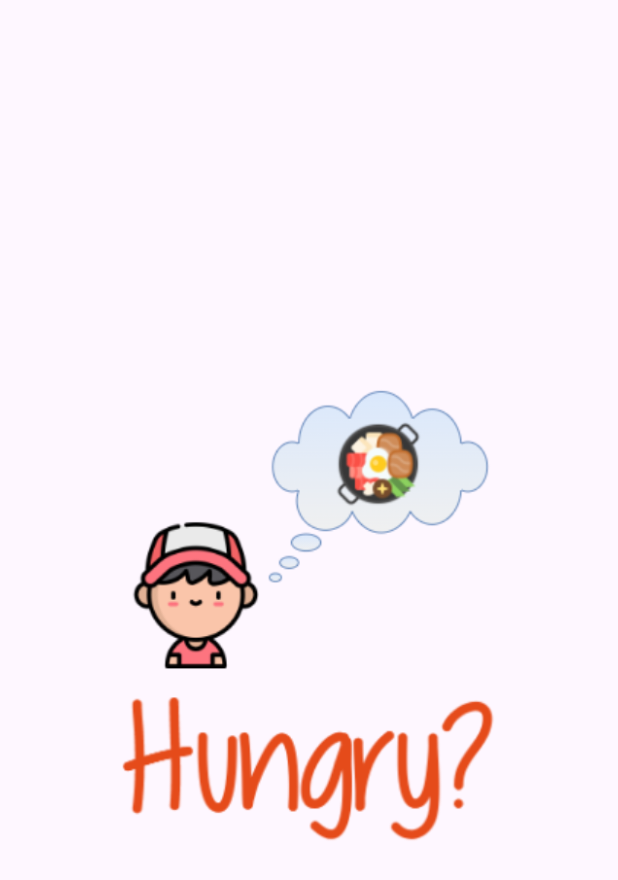
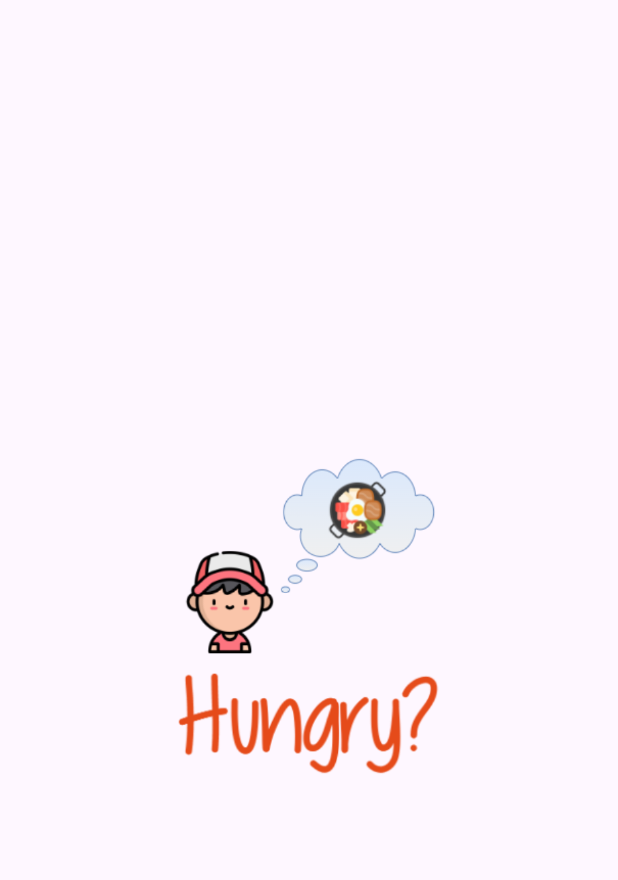
Before and after one commit to cristinamiu/RecipesApp, an Android app built with Jetpack Compose: the composable RecipesApp shown on its own in the app's theme, on a phone screen of 412 x 824 dp. Shown: the top 880 px of the screen. Run offline under Robolectric (Android 15) with nearby library versions, the phone set to English and light mode, and no system bars; our stand-ins replace Dagger/Hilt's generated code.

Commit message:
Setup Navigation: Add animation to Splash Screen and navigate to MainScreen after 1 second

```diff
--- a/app/src/main/java/com/example/recipesapp/navigation/RecipesNavigation.kt
+++ b/app/src/main/java/com/example/recipesapp/navigation/RecipesNavigation.kt
@@ -4,6 +4,7 @@ import androidx.compose.runtime.Composable
 import androidx.navigation.compose.NavHost
 import androidx.navigation.compose.composable
 import androidx.navigation.compose.rememberNavController
+import com.example.recipesapp.screens.RecipesMainScreen
 import com.example.recipesapp.screens.RecipesSplashScreen
 
 @Composable
@@ -16,5 +17,9 @@ fun RecipesNavigation() {
         composable(RecipesScreens.SplashScreen.name) {
             RecipesSplashScreen(navController = navController)
         }
+
+        composable(RecipesScreens.MainScreen.name) {
+            RecipesMainScreen(navController = navController)
+        }
     }
 }
--- /dev/null
+++ b/app/src/main/java/com/example/recipesapp/screens/MainScreen.kt
@@ -0,0 +1,10 @@
+package com.example.recipesapp.screens
+
+import androidx.compose.material3.Text
+import androidx.compose.runtime.Composable
+import androidx.navigation.NavController
+
+@Composable
+fun RecipesMainScreen(navController: NavController) {
+    Text(text = "Main Screen")
+}
--- a/app/src/main/java/com/example/recipesapp/screens/RecipesSplashScreen.kt
+++ b/app/src/main/java/com/example/recipesapp/screens/RecipesSplashScreen.kt
@@ -1,20 +1,49 @@
 package com.example.recipesapp.screens
 
+import android.view.animation.OvershootInterpolator
+import androidx.compose.animation.core.Animatable
+import androidx.compose.animation.core.tween
 import androidx.compose.foundation.Image
 import androidx.compose.foundation.layout.size
 import androidx.compose.material3.MaterialTheme
 import androidx.compose.runtime.Composable
+import androidx.compose.runtime.LaunchedEffect
+import androidx.compose.runtime.remember
 import androidx.compose.ui.Modifier
+import androidx.compose.ui.draw.scale
 import androidx.compose.ui.res.painterResource
 import androidx.navigation.NavHostController
 import com.example.recipesapp.R
+import com.example.recipesapp.navigation.RecipesScreens
 import com.example.recipesapp.ui.theme.spacing
+import kotlinx.coroutines.delay
 
 @Composable
 fun RecipesSplashScreen(navController: NavHostController) {
+    val scale = remember {
+      Animatable(0f)
+    }
+
+    LaunchedEffect(key1 = true, block = {
+        scale.animateTo(targetValue = 0.7f,
+            animationSpec = tween(
+                durationMillis = 800,
+                easing = {
+                    OvershootInterpolator(8f)
+                        .getInterpolation(it)
+                }
+            )
+        )
+        delay(1000L)
+
+        navController.navigate(RecipesScreens.MainScreen.name)
+    })
+
     Image(
         painter = painterResource(id = R.drawable.splash),
         contentDescription = "logo",
-        modifier = Modifier.size(MaterialTheme.spacing.splashLogoSize)
+        modifier = Modifier
+            .size(MaterialTheme.spacing.splashLogoSize)
+            .scale(scale.value)
     )
 }
```
